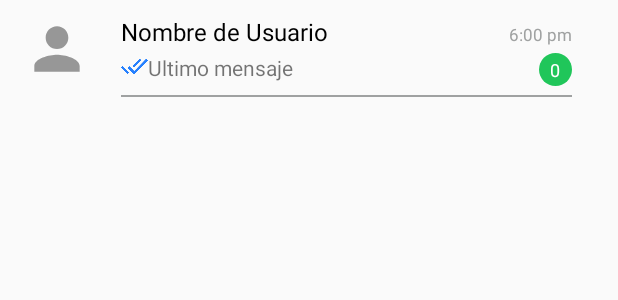
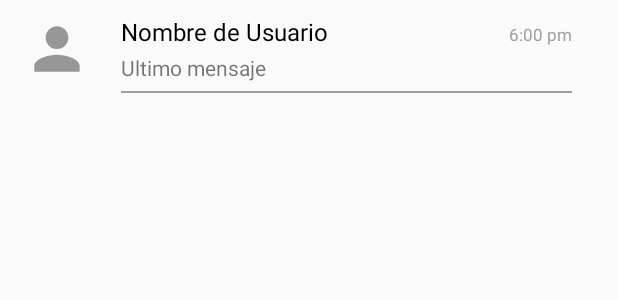
Before and after one commit to ahuamana/WhatsappClone, an Android app: the layout cardview_chats.xml on its own in the app's theme, with its tools: preview values and no code run, on a phone screen of 412 x 824 dp. Shown: the top 300 px of the screen. Run offline under Robolectric (Android 15) with nearby library versions, the phone set to English and light mode, and no system bars.

Commit message:
valida adapter oon chatactivity distinct from null

```diff
--- a/app/src/main/java/com/paparazziteam/whatsappclone/activities/ChatActivity.java
+++ b/app/src/main/java/com/paparazziteam/whatsappclone/activities/ChatActivity.java
@@ -181,7 +181,10 @@ public class ChatActivity extends AppCompatActivity {
     protected void onStop() {
         super.onStop();
 
-         mAdapter.stopListening();
+        if(mAdapter!= null)
+        {
+            mAdapter.stopListening();
+        }
         AppBackgroundHelper.setOnline(ChatActivity.this, false);//State connected change to false == means online
     }
 
--- a/app/src/main/res/layout/cardview_chats.xml
+++ b/app/src/main/res/layout/cardview_chats.xml
@@ -63,7 +63,8 @@
                     android:id="@+id/imageViewCheck_chat_adapter"
                     android:layout_width="18dp"
                     android:layout_height="18dp"
-                    android:src="@drawable/icon_double_check_blue"/>
+                    android:src="@drawable/icon_double_check_blue"
+                    android:visibility="gone"/>
 
                 <TextView
                     android:id="@+id/textViewLastMessage_chat_adapter"
@@ -88,7 +89,8 @@
                 <FrameLayout
                     android:id="@+id/frameLayoutMessagesNotRead"
                     android:layout_width="wrap_content"
-                    android:layout_height="wrap_content">
+                    android:layout_height="wrap_content"
+                    android:visibility="gone">
 
                     <View
                         android:layout_width="22dp"
```
